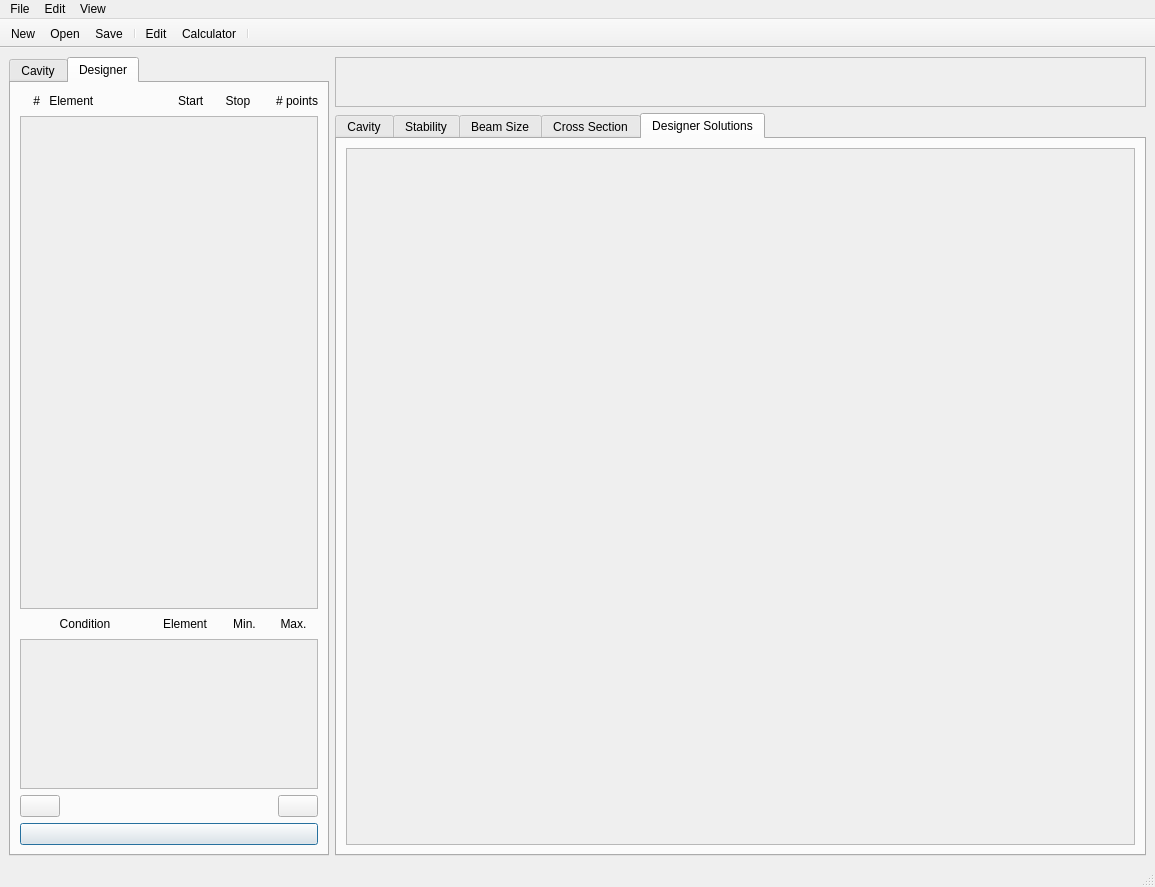
Above: gui.ui from simcav/simcav before the change. Below: the same form after it.
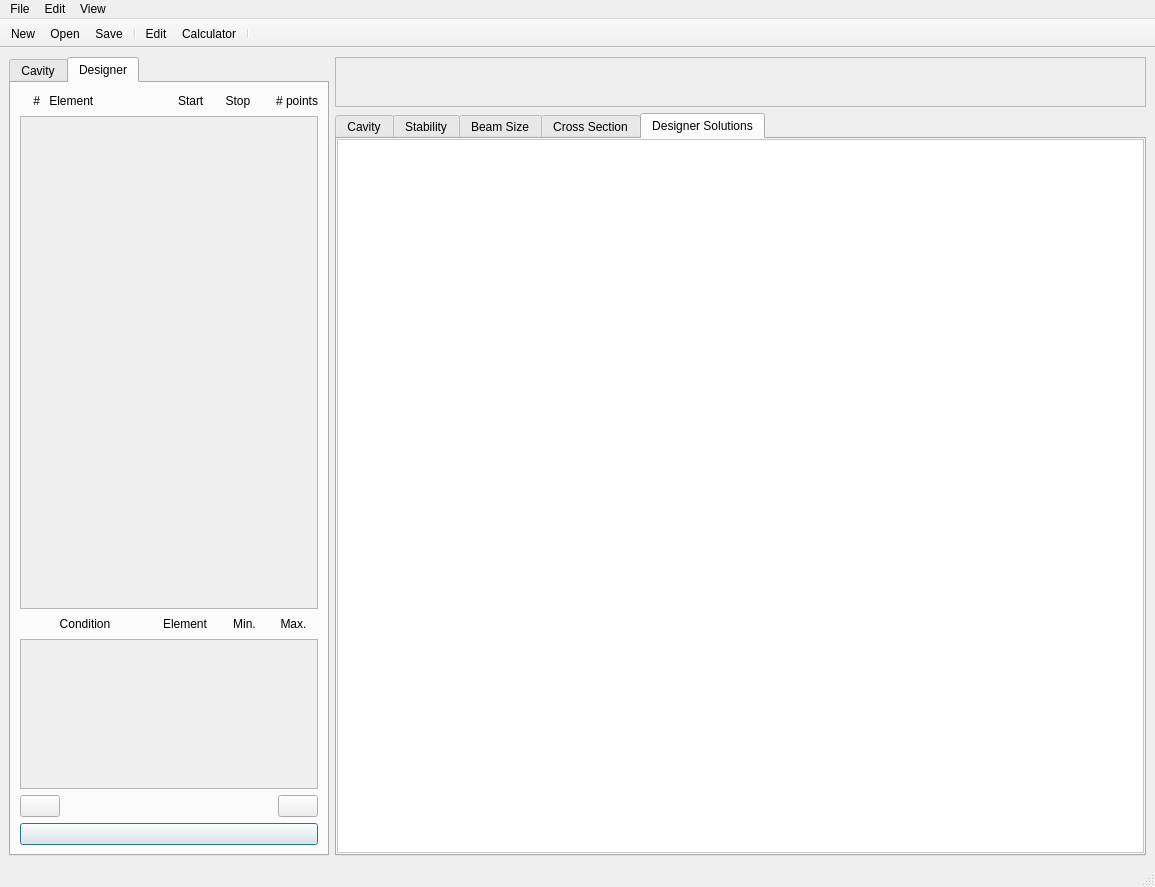
That is the form after the change. Icons and pictures are not drawn.

Patch:
```diff
--- a/gui.ui
+++ b/gui.ui
@@ -307,8 +307,438 @@
         <string>Designer Solutions</string>
        </attribute>
        <layout class="QVBoxLayout" name="verticalLayout_7">
+        <property name="spacing">
+         <number>0</number>
+        </property>
+        <property name="leftMargin">
+         <number>0</number>
+        </property>
+        <property name="topMargin">
+         <number>0</number>
+        </property>
+        <property name="rightMargin">
+         <number>0</number>
+        </property>
+        <property name="bottomMargin">
+         <number>1</number>
+        </property>
         <item>
          <widget class="QScrollArea" name="scrollArea_solutions">
+          <property name="palette">
+           <palette>
+            <active>
+             <colorrole role="WindowText">
+              <brush brushstyle="SolidPattern">
+               <color alpha="255">
+                <red>0</red>
+                <green>0</green>
+                <blue>0</blue>
+               </color>
+              </brush>
+             </colorrole>
+             <colorrole role="Button">
+              <brush brushstyle="SolidPattern">
+               <color alpha="255">
+                <red>255</red>
+                <green>255</green>
+                <blue>255</blue>
+               </color>
+              </brush>
+             </colorrole>
+             <colorrole role="Light">
+              <brush brushstyle="SolidPattern">
+               <color alpha="255">
+                <red>255</red>
+                <green>255</green>
+                <blue>255</blue>
+               </color>
+              </brush>
+             </colorrole>
+             <colorrole role="Midlight">
+              <brush brushstyle="SolidPattern">
+               <color alpha="255">
+                <red>255</red>
+                <green>255</green>
+                <blue>255</blue>
+               </color>
+              </brush>
+             </colorrole>
+             <colorrole role="Dark">
+              <brush brushstyle="SolidPattern">
+               <color alpha="255">
+                <red>127</red>
+                <green>127</green>
+                <blue>127</blue>
+               </color>
+              </brush>
+             </colorrole>
+             <colorrole role="Mid">
+              <brush brushstyle="SolidPattern">
+               <color alpha="255">
+                <red>170</red>
+                <green>170</green>
+                <blue>170</blue>
+               </color>
+              </brush>
+             </colorrole>
+             <colorrole role="Text">
+              <brush brushstyle="SolidPattern">
+               <color alpha="255">
+                <red>0</red>
+                <green>0</green>
+                <blue>0</blue>
+               </color>
+              </brush>
+             </colorrole>
+             <colorrole role="BrightText">
+              <brush brushstyle="SolidPattern">
+               <color alpha="255">
+                <red>255</red>
+                <green>255</green>
+                <blue>255</blue>
+               </color>
+              </brush>
+             </colorrole>
+             <colorrole role="ButtonText">
+              <brush brushstyle="SolidPattern">
+               <color alpha="255">
+                <red>0</red>
+                <green>0</green>
+                <blue>0</blue>
+               </color>
+              </brush>
+             </colorrole>
+             <colorrole role="Base">
+              <brush brushstyle="SolidPattern">
+               <color alpha="255">
+                <red>255</red>
+                <green>255</green>
+                <blue>255</blue>
+               </color>
+              </brush>
+             </colorrole>
+             <colorrole role="Window">
+              <brush brushstyle="SolidPattern">
+               <color alpha="255">
+                <red>255</red>
+                <green>255</green>
+                <blue>255</blue>
+               </color>
+              </brush>
+             </colorrole>
+             <colorrole role="Shadow">
+              <brush brushstyle="SolidPattern">
+               <color alpha="255">
+                <red>0</red>
+                <green>0</green>
+                <blue>0</blue>
+               </color>
+              </brush>
+             </colorrole>
+             <colorrole role="AlternateBase">
+              <brush brushstyle="SolidPattern">
+               <color alpha="255">
+                <red>255</red>
+                <green>255</green>
+                <blue>255</blue>
+               </color>
+              </brush>
+             </colorrole>
+             <colorrole role="ToolTipBase">
+              <brush brushstyle="SolidPattern">
+               <color alpha="255">
+                <red>255</red>
+                <green>255</green>
+                <blue>220</blue>
+               </color>
+              </brush>
+             </colorrole>
+             <colorrole role="ToolTipText">
+              <brush brushstyle="SolidPattern">
+               <color alpha="255">
+                <red>0</red>
+                <green>0</green>
+                <blue>0</blue>
+               </color>
+              </brush>
+             </colorrole>
+            </active>
+            <inactive>
+             <colorrole role="WindowText">
+              <brush brushstyle="SolidPattern">
+               <color alpha="255">
+                <red>0</red>
+                <green>0</green>
+                <blue>0</blue>
+               </color>
+              </brush>
+             </colorrole>
+             <colorrole role="Button">
+              <brush brushstyle="SolidPattern">
+               <color alpha="255">
+                <red>255</red>
+                <green>255</green>
+                <blue>255</blue>
+               </color>
+              </brush>
+             </colorrole>
+             <colorrole role="Light">
+              <brush brushstyle="SolidPattern">
+               <color alpha="255">
+                <red>255</red>
+                <green>255</green>
+                <blue>255</blue>
+               </color>
+              </brush>
+             </colorrole>
+             <colorrole role="Midlight">
+              <brush brushstyle="SolidPattern">
+               <color alpha="255">
+                <red>255</red>
+                <green>255</green>
+                <blue>255</blue>
+               </color>
+              </brush>
+             </colorrole>
+             <colorrole role="Dark">
+              <brush brushstyle="SolidPattern">
+               <color alpha="255">
+                <red>127</red>
+                <green>127</green>
+                <blue>127</blue>
+               </color>
+              </brush>
+             </colorrole>
+             <colorrole role="Mid">
+              <brush brushstyle="SolidPattern">
+               <color alpha="255">
+                <red>170</red>
+                <green>170</green>
+                <blue>170</blue>
+               </color>
+              </brush>
+             </colorrole>
+             <colorrole role="Text">
+              <brush brushstyle="SolidPattern">
+               <color alpha="255">
+                <red>0</red>
+                <green>0</green>
+                <blue>0</blue>
+               </color>
+              </brush>
+             </colorrole>
+             <colorrole role="BrightText">
+              <brush brushstyle="SolidPattern">
+               <color alpha="255">
+                <red>255</red>
+                <green>255</green>
+                <blue>255</blue>
+               </color>
+              </brush>
+             </colorrole>
+             <colorrole role="ButtonText">
+              <brush brushstyle="SolidPattern">
+               <color alpha="255">
+                <red>0</red>
+                <green>0</green>
+                <blue>0</blue>
+               </color>
+              </brush>
+             </colorrole>
+             <colorrole role="Base">
+              <brush brushstyle="SolidPattern">
+               <color alpha="255">
+                <red>255</red>
+                <green>255</green>
+                <blue>255</blue>
+               </color>
+              </brush>
+             </colorrole>
+             <colorrole role="Window">
+              <brush brushstyle="SolidPattern">
+               <color alpha="255">
+                <red>255</red>
+                <green>255</green>
+                <blue>255</blue>
+               </color>
+              </brush>
+             </colorrole>
+             <colorrole role="Shadow">
+              <brush brushstyle="SolidPattern">
+               <color alpha="255">
+                <red>0</red>
+                <green>0</green>
+                <blue>0</blue>
+               </color>
+              </brush>
+             </colorrole>
+             <colorrole role="AlternateBase">
+              <brush brushstyle="SolidPattern">
+               <color alpha="255">
+                <red>255</red>
+                <green>255</green>
+                <blue>255</blue>
+               </color>
+              </brush>
+             </colorrole>
+             <colorrole role="ToolTipBase">
+              <brush brushstyle="SolidPattern">
+               <color alpha="255">
+                <red>255</red>
+                <green>255</green>
+                <blue>220</blue>
+               </color>
+              </brush>
+             </colorrole>
+             <colorrole role="ToolTipText">
+              <brush brushstyle="SolidPattern">
+               <color alpha="255">
+                <red>0</red>
+                <green>0</green>
+                <blue>0</blue>
+               </color>
+              </brush>
+             </colorrole>
+            </inactive>
+            <disabled>
+             <colorrole role="WindowText">
+              <brush brushstyle="SolidPattern">
+               <color alpha="255">
+                <red>127</red>
+                <green>127</green>
+                <blue>127</blue>
+               </color>
+              </brush>
+             </colorrole>
+             <colorrole role="Button">
+              <brush brushstyle="SolidPattern">
+               <color alpha="255">
+                <red>255</red>
+                <green>255</green>
+                <blue>255</blue>
+               </color>
+              </brush>
+             </colorrole>
+             <colorrole role="Light">
+              <brush brushstyle="SolidPattern">
+               <color alpha="255">
+                <red>255</red>
+                <green>255</green>
+                <blue>255</blue>
+               </color>
+              </brush>
+             </colorrole>
+             <colorrole role="Midlight">
+              <brush brushstyle="SolidPattern">
+               <color alpha="255">
+                <red>255</red>
+                <green>255</green>
+                <blue>255</blue>
+               </color>
+              </brush>
+             </colorrole>
+             <colorrole role="Dark">
+              <brush brushstyle="SolidPattern">
+               <color alpha="255">
+                <red>127</red>
+                <green>127</green>
+                <blue>127</blue>
+               </color>
+              </brush>
+             </colorrole>
+             <colorrole role="Mid">
+              <brush brushstyle="SolidPattern">
+               <color alpha="255">
+                <red>170</red>
+                <green>170</green>
+                <blue>170</blue>
+               </color>
+              </brush>
+             </colorrole>
+             <colorrole role="Text">
+              <brush brushstyle="SolidPattern">
+               <color alpha="255">
+                <red>127</red>
+                <green>127</green>
+                <blue>127</blue>
+               </color>
+              </brush>
+             </colorrole>
+             <colorrole role="BrightText">
+              <brush brushstyle="SolidPattern">
+               <color alpha="255">
+                <red>255</red>
+                <green>255</green>
+                <blue>255</blue>
+               </color>
+              </brush>
+             </colorrole>
+             <colorrole role="ButtonText">
+              <brush brushstyle="SolidPattern">
+               <color alpha="255">
+                <red>127</red>
+                <green>127</green>
+                <blue>127</blue>
+               </color>
+              </brush>
+             </colorrole>
+             <colorrole role="Base">
+              <brush brushstyle="SolidPattern">
+               <color alpha="255">
+                <red>255</red>
+                <green>255</green>
+                <blue>255</blue>
+               </color>
+              </brush>
+             </colorrole>
+             <colorrole role="Window">
+              <brush brushstyle="SolidPattern">
+               <color alpha="255">
+                <red>255</red>
+                <green>255</green>
+                <blue>255</blue>
+               </color>
+              </brush>
+             </colorrole>
+             <colorrole role="Shadow">
+              <brush brushstyle="SolidPattern">
+               <color alpha="255">
+                <red>0</red>
+                <green>0</green>
+                <blue>0</blue>
+               </color>
+              </brush>
+             </colorrole>
+             <colorrole role="AlternateBase">
+              <brush brushstyle="SolidPattern">
+               <color alpha="255">
+                <red>255</red>
+                <green>255</green>
+                <blue>255</blue>
+               </color>
+              </brush>
+             </colorrole>
+             <colorrole role="ToolTipBase">
+              <brush brushstyle="SolidPattern">
+               <color alpha="255">
+                <red>255</red>
+                <green>255</green>
+                <blue>220</blue>
+               </color>
+              </brush>
+             </colorrole>
+             <colorrole role="ToolTipText">
+              <brush brushstyle="SolidPattern">
+               <color alpha="255">
+                <red>0</red>
+                <green>0</green>
+                <blue>0</blue>
+               </color>
+              </brush>
+             </colorrole>
+            </disabled>
+           </palette>
+          </property>
           <property name="widgetResizable">
            <bool>true</bool>
           </property>
@@ -317,8 +747,8 @@
             <rect>
              <x>0</x>
              <y>0</y>
-             <width>787</width>
-             <height>679</height>
+             <width>805</width>
+             <height>696</height>
             </rect>
            </property>
           </widget>
```
